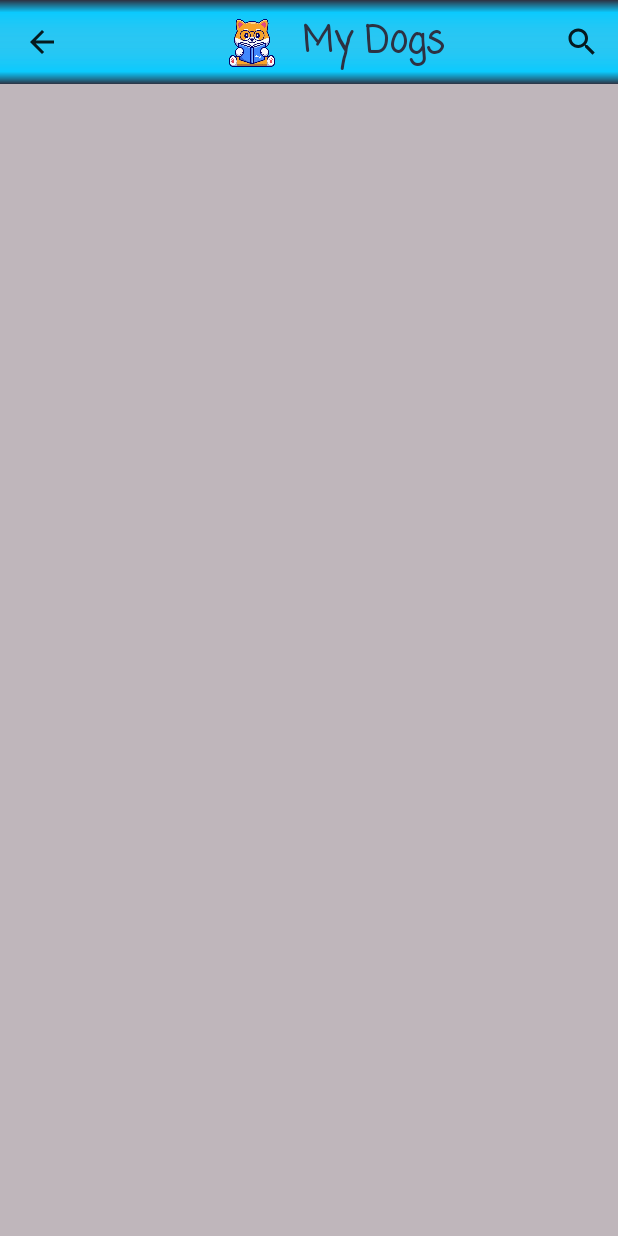
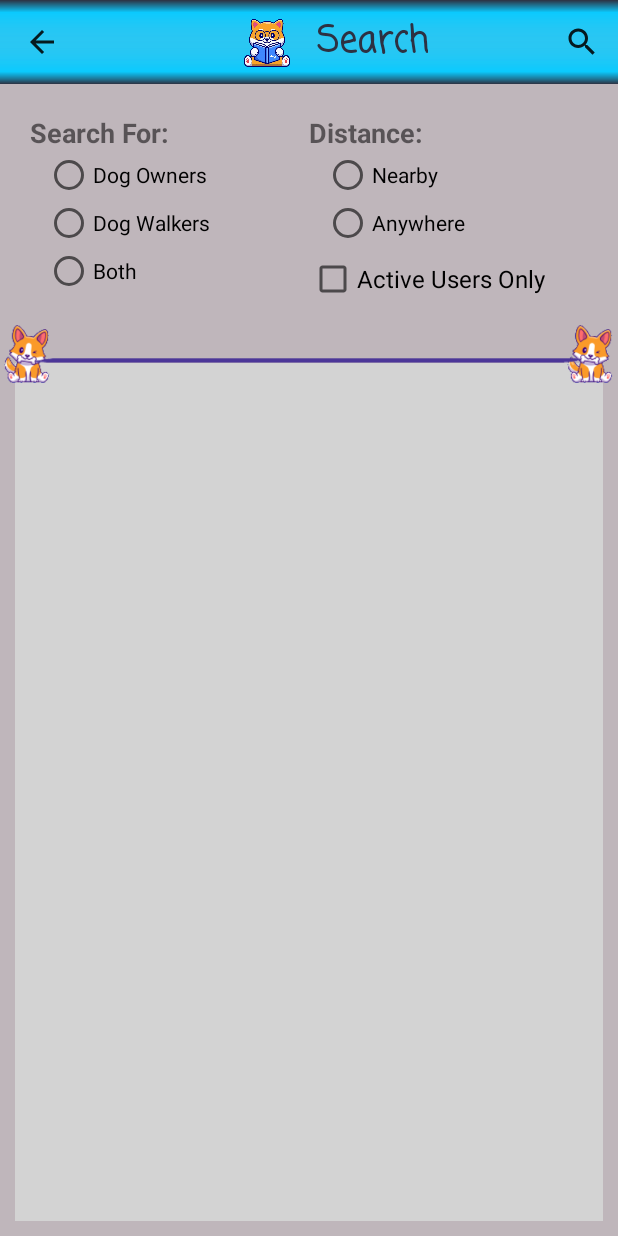
Before and after one commit to alia-io/DogWalker, an Android app: the SearchActivity screen opened directly, with no data from a screen before it, on a phone screen of 412 x 824 dp. Run offline under Robolectric (Android 15) with nearby library versions, the phone set to English and light mode, and no system bars; our stand-ins replace Firebase (no records; nobody signed in at launch, a user with empty details on screens opened directly); libraries missing offline, so code that uses them is left out: com.firebase.geofire; 4 statements that could not run were skipped.

Commit message:
search activity layout

```diff
--- a/app/src/main/java/com/example/dogwalker/HomeActivity.java
+++ b/app/src/main/java/com/example/dogwalker/HomeActivity.java
@@ -91,7 +91,9 @@ public class HomeActivity extends LocationUpdatingAppCompatActivity implements N
     @Override
     public boolean onOptionsItemSelected(MenuItem item) {
 
+        final int editAccountId = R.id.action_edit_account;
         final int viewProfileId = R.id.action_view_profile;
+        final int viewMessagesId = R.id.action_view_messages;
         final int editProfileId = R.id.action_edit_profile;
         final int editDogsId = R.id.action_edit_dogs;
         final int searchUsersId = R.id.action_search_users;
@@ -100,11 +102,17 @@ public class HomeActivity extends LocationUpdatingAppCompatActivity implements N
         final int logoutId = R.id.action_logout;
 
         switch (item.getItemId()) {
+            case editAccountId:
+                // TODO
+                return true;
             case viewProfileId:
-
+                // TODO
+                return true;
+            case viewMessagesId:
+                // TODO
                 return true;
             case editProfileId:
-
+                // TODO
                 return true;
             case editDogsId:
                 startActivity(new Intent(this, EditDogsActivity.class));
@@ -115,10 +123,10 @@ public class HomeActivity extends LocationUpdatingAppCompatActivity implements N
                 startActivity(intent);
                 return true;
             case viewContactsId:
-
+                // TODO
                 return true;
             case viewLogId:
-
+                // TODO
                 return true;
             case logoutId:
                 auth.signOut();
--- a/app/src/main/res/layout/activity_home.xml
+++ b/app/src/main/res/layout/activity_home.xml
@@ -88,6 +88,7 @@
         android:layout_height="wrap_content"
         app:layout_constraintTop_toBottomOf="@id/user_profile_layout" />
 
+    <!--TODO: -->
 
     <Button
         android:id="@+id/walk_button"
--- a/app/src/main/res/layout/activity_search.xml
+++ b/app/src/main/res/layout/activity_search.xml
@@ -28,7 +28,7 @@
                 android:layout_width="wrap_content"
                 android:layout_height="match_parent" />
             <TextView
-                android:text="@string/edit_dogs_title"
+                android:text="@string/search"
                 android:textColor="@color/slate_blue"
                 android:textStyle="bold"
                 android:fontFamily="casual"
@@ -38,5 +38,114 @@
                 android:layout_height="wrap_content" />
         </LinearLayout>
     </androidx.appcompat.widget.Toolbar>
+    <LinearLayout
+        android:id="@+id/search_filters"
+        android:paddingTop="20dp"
+        android:paddingStart="20dp"
+        android:paddingEnd="20dp"
+        android:orientation="horizontal"
+        android:weightSum="2"
+        android:layout_width="match_parent"
+        android:layout_height="wrap_content"
+        app:layout_constraintTop_toBottomOf="@id/toolbar">
+        <LinearLayout
+            android:layout_weight="1"
+            android:orientation="vertical"
+            android:layout_width="0dp"
+            android:layout_height="wrap_content">
+            <TextView
+                android:text="@string/search_filter_1"
+                android:textSize="18sp"
+                android:textStyle="bold"
+                android:layout_width="wrap_content"
+                android:layout_height="wrap_content" />
+            <RadioGroup
+                android:id="@+id/user_type"
+                android:paddingStart="10dp"
+                android:paddingEnd="0dp"
+                android:layout_width="wrap_content"
+                android:layout_height="wrap_content">
+                <RadioButton
+                    android:id="@+id/dog_owners"
+                    android:text="@string/dog_owners"
+                    android:layout_width="wrap_content"
+                    android:layout_height="wrap_content" />
+                <RadioButton
+                    android:id="@+id/dog_walkers"
+                    android:text="@string/dog_walkers"
+                    android:layout_width="wrap_content"
+                    android:layout_height="wrap_content" />
+                <RadioButton
+                    android:id="@+id/both"
+                    android:text="@string/both"
+                    android:layout_width="wrap_content"
+                    android:layout_height="wrap_content" />
+            </RadioGroup>
+        </LinearLayout>
+        <LinearLayout
+            android:layout_weight="1"
+            android:orientation="vertical"
+            android:layout_width="0dp"
+            android:layout_height="wrap_content">
+            <TextView
+                android:text="@string/search_filter_2"
+                android:textSize="18sp"
+                android:textStyle="bold"
+                android:layout_width="wrap_content"
+                android:layout_height="wrap_content" />
+            <RadioGroup
+                android:id="@+id/user_distance"
+                android:paddingStart="10dp"
+                android:paddingEnd="0dp"
+                android:layout_marginBottom="5dp"
+                android:layout_width="wrap_content"
+                android:layout_height="wrap_content">
+                <RadioButton
+                    android:id="@+id/nearby"
+                    android:text="@string/nearby"
+                    android:layout_width="wrap_content"
+                    android:layout_height="wrap_content" />
+                <RadioButton
+                    android:id="@+id/anywhere"
+                    android:text="@string/anywhere"
+                    android:layout_width="wrap_content"
+                    android:layout_height="wrap_content" />
+            </RadioGroup>
+            <CheckBox
+                android:id="@+id/active_users"
+                android:text="@string/active_users_only"
+                android:textSize="16sp"
+                android:layout_width="wrap_content"
+                android:layout_height="wrap_content" />
+        </LinearLayout>
+    </LinearLayout>
 
+    <androidx.recyclerview.widget.RecyclerView
+        android:id="@+id/recycler_view"
+        android:background="@color/light_gray"
+        android:layout_marginStart="10dp"
+        android:layout_marginEnd="10dp"
+        android:layout_marginBottom="10dp"
+        android:layout_marginTop="40dp"
+        android:layout_width="match_parent"
+        android:layout_height="0dp"
+        app:layout_constraintBottom_toBottomOf="parent"
+        app:layout_constraintTop_toTopOf="@id/divider" />
+    <ImageView
+        android:id="@+id/divider"
+        android:src="@drawable/divider"
+        android:layout_width="match_parent"
+        android:layout_height="wrap_content"
+        app:layout_constraintTop_toBottomOf="@id/search_filters" />
+    <TextView
+        android:id="@+id/search_no_results"
+        android:text="@string/search_no_results"
+        android:textSize="18sp"
+        android:visibility="gone"
+        android:paddingTop="50dp"
+        android:layout_width="wrap_content"
+        android:layout_height="wrap_content"
+        app:layout_constraintLeft_toLeftOf="parent"
+        app:layout_constraintRight_toRightOf="parent"
+        app:layout_constraintTop_toBottomOf="@id/divider" />
 </androidx.constraintlayout.widget.ConstraintLayout>
--- a/app/src/main/res/menu/menu_toolbar_home.xml
+++ b/app/src/main/res/menu/menu_toolbar_home.xml
@@ -1,8 +1,14 @@
 <?xml version="1.0" encoding="utf-8"?>
 <menu xmlns:android="http://schemas.android.com/apk/res/android"
     xmlns:app="http://schemas.android.com/apk/res-auto">
+    <item android:id="@+id/action_edit_account"
+        android:title="@string/edit_account"
+        app:showAsAction="never" />
     <item android:id="@+id/action_view_profile"
         android:title="@string/view_profile"
+        app:showAsAction="never" />
+    <item android:id="@+id/action_view_messages"
+        android:title="@string/view_messages"
         app:showAsAction="never" />
     <item android:id="@+id/action_edit_profile"
         android:title="@string/edit_profile"
--- a/app/src/main/res/values/strings.xml
+++ b/app/src/main/res/values/strings.xml
@@ -24,6 +24,7 @@
     <string name="set_up_instruction_2">Upload a profile picture. Other users will be more likely to trust and interact with you!</string>
     <string name="set_up_instruction_3">Tell other users a little about yourself.</string>
     <string name="edit_dogs_title">My Dogs</string>
+    <string name="no_answer">N/A</string>
     <string name="training_level">Level of Training:</string>
     <string name="health_and_needs">Relevant health information &amp; other needs:</string>
     <string name="walker_requirements">Requirements for dog walker:</string>
@@ -37,9 +38,9 @@
     <string name="new_walk_fragment_0_title">Are you looking for a dog walker or a dog owner?</string>
     <string name="new_walk_fragment_1_title_walker">Find a dog walker where?</string>
     <string name="new_walk_fragment_1_title_owner">Find a dog owner where?</string>
-
-    <string name="comma">,</string>
-    <string name="no_answer">N/A</string>
+    <string name="search_filter_1">Search For:</string>
+    <string name="search_filter_2">Distance:</string>
+    <string name="search_no_results">No users found.</string>
 
     <!--Dates-->
     <string name="day">day</string>
@@ -50,6 +51,7 @@
     <string name="years">years</string>
     <string name="months_comma">months,</string>
     <string name="years_comma">years,</string>
+    <string name="comma">,</string>
 
     <!--Button Text-->
     <string name="sign_up_button">Sign Up</string>
@@ -81,10 +83,12 @@
     <string name="new_account">Create New Account</string>
     <string name="take_picture">Take New Picture</string>
     <string name="upload_picture">Upload Picture</string>
-    <string name="view_profile">View Profile</string>
+    <string name="edit_account">My Account</string>
+    <string name="view_profile">My Profile</string>
+    <string name="view_messages">My Messages</string>
     <string name="edit_profile">Edit Profile</string>
     <string name="edit_dogs">Edit Dogs</string>
-    <string name="find_users">Find Local Dog Lovers</string>
+    <string name="find_users">Search Dog Lovers</string>
     <string name="view_contacts">View Contacts</string>
     <string name="view_walk_activity">View Walk Activity</string>
     <string name="logout">Logout</string>
@@ -95,8 +99,9 @@
     <!--CheckBox Text-->
     <string name="dog_owner_text">I am a dog owner</string>
     <string name="dog_walker_text">I am a dog walker</string>
-    <string name="active_dog_owner">Looking for Walkers</string>
-    <string name="active_dog_walker">Looking for Dogs</string>
+    <string name="active_dog_owner">Looking for Dog Walkers</string>
+    <string name="active_dog_walker">Looking for Dogs to Walk</string>
+    <string name="active_users_only">Active Users Only</string>
 
     <!--Spinner Text-->
     <string-array name="dog_walk_length_units">
@@ -122,6 +127,11 @@
     <string name="from_contacts">From your contacts</string>
     <string name="from_owners_search">From active dog owners nearby</string>
     <string name="from_walkers_search">From active dog walkers nearby</string>
+    <string name="dog_owners">Dog Owners</string>
+    <string name="dog_walkers">Dog Walkers</string>
+    <string name="both">Both</string>
+    <string name="nearby">Nearby</string>
+    <string name="anywhere">Anywhere</string>
 
     <!--Art Credit-->
 
```
Also changed, not shown: app/src/main/res/drawable/divider.png.
